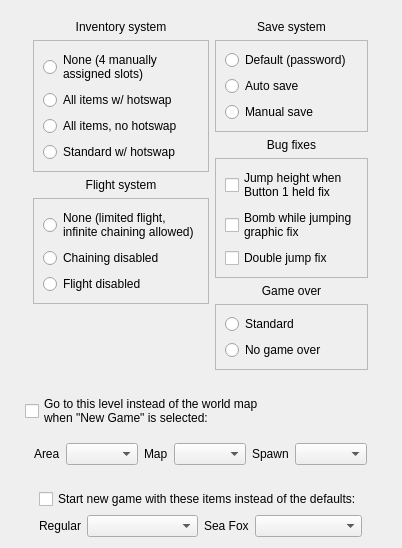
First picture: the form in libtales-qt/talesqtenhancementseditor.ui, repository suppertails66/tales, before the edit.
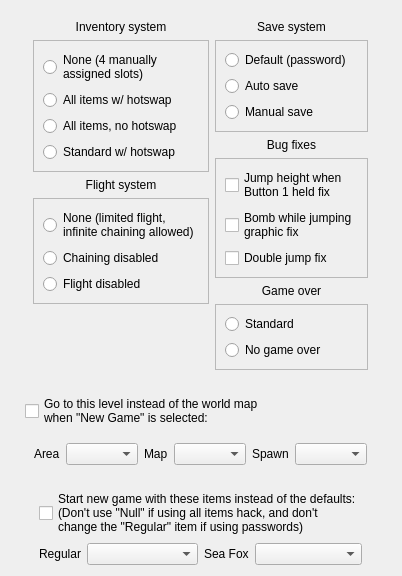
Second picture: the form after the edit.

Commit message: Add item names to starting item hack UI

Patch:
```diff
--- a/libtales-qt/talesqtenhancementseditor.ui
+++ b/libtales-qt/talesqtenhancementseditor.ui
@@ -7,7 +7,7 @@
     <x>0</x>
     <y>0</y>
     <width>402</width>
-    <height>483</height>
+    <height>504</height>
    </rect>
   </property>
   <property name="windowTitle">
@@ -544,7 +544,9 @@
        <item>
         <widget class="QCheckBox" name="startingItemEnabledBox">
          <property name="text">
-          <string>Start new game with these items instead of the defaults:</string>
+          <string>Start new game with these items instead of the defaults:
+(Don't use &quot;Null&quot; if using all items hack, and don't
+change the &quot;Regular&quot; item if using passwords)</string>
          </property>
         </widget>
        </item>
```
The commit also changes 3 other files.
